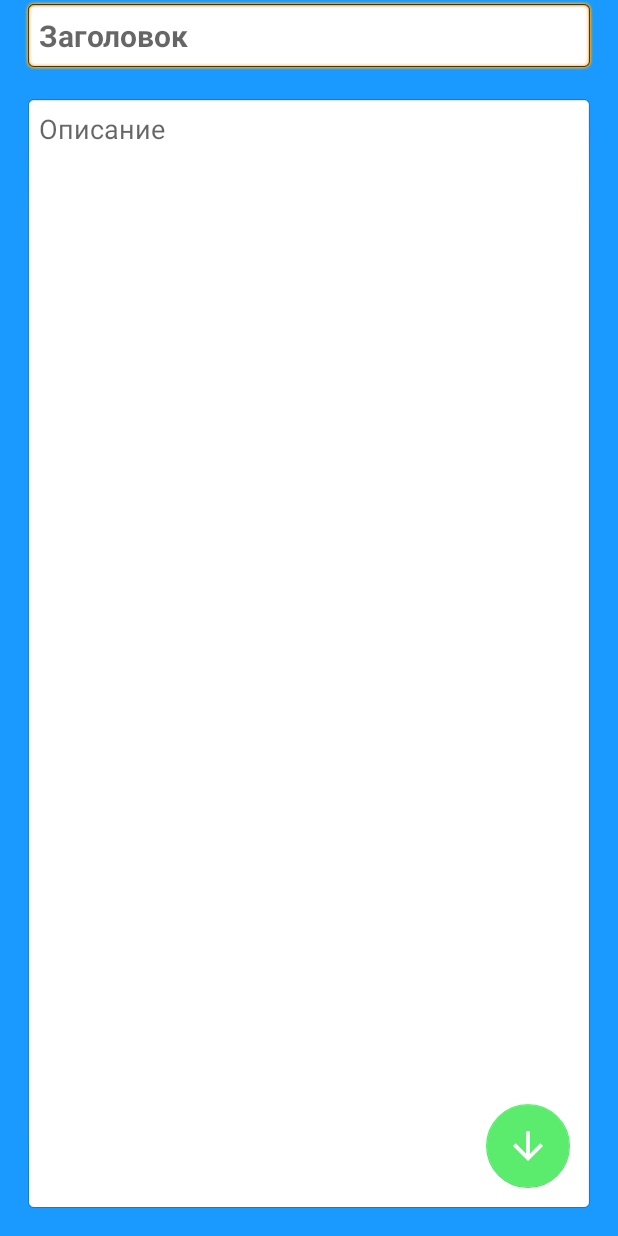
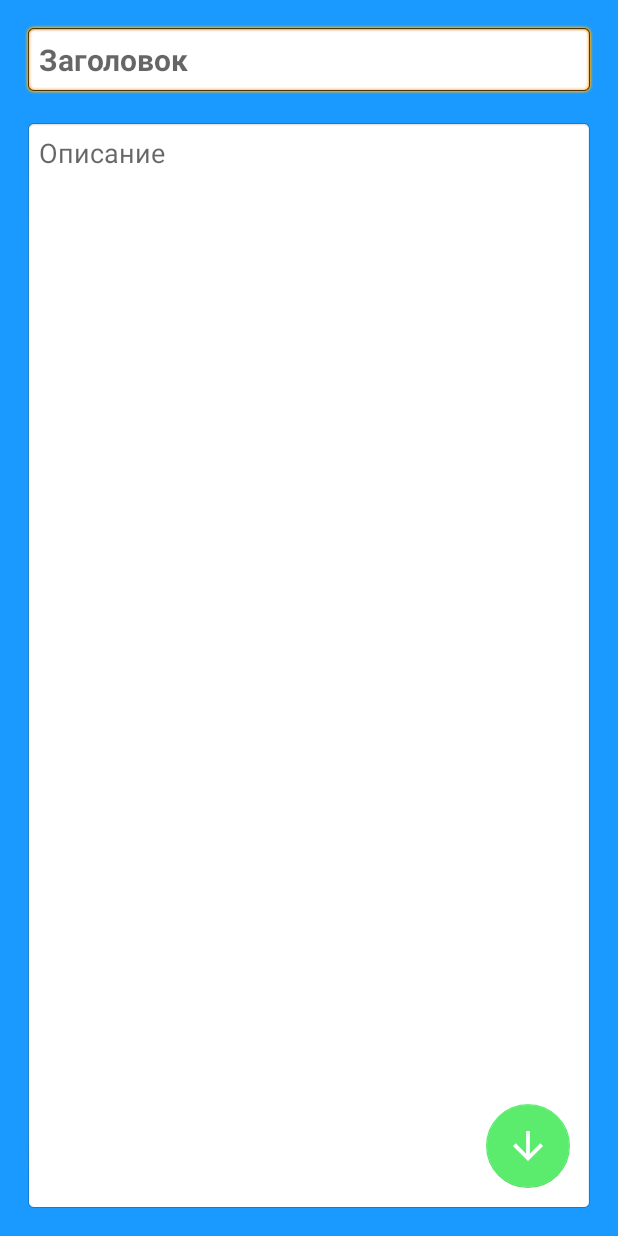
Before and after one commit to 13FANG/ShahNotes, an Android app: the screen it shows after launch (EditActivity), after a tap on an icon or button, on a phone screen of 412 x 824 dp. Run offline under Robolectric (Android 15) with nearby library versions, the phone set to English and light mode, and no system bars.

Commit message:
Версия 2

```diff
--- a/app/src/main/java/com/bob/shahnotes/EditActivity.kt
+++ b/app/src/main/java/com/bob/shahnotes/EditActivity.kt
@@ -6,18 +6,19 @@ import android.icu.text.CaseMap.Title
 import androidx.appcompat.app.AppCompatActivity
 import android.os.Bundle
 import android.view.View
+import androidx.recyclerview.widget.RecyclerView
 import com.bob.shahnotes.databinding.EditActivityBinding
 import com.bob.shahnotes.db.MyDbManager
+import com.bob.shahnotes.db.MyIntentConstants
 
 class EditActivity : AppCompatActivity() {
     lateinit var bindingClass : EditActivityBinding
     val myDbManager = MyDbManager(this)
-    val imageRequestCode = 10
-    var tempImageUri = "empty"
     override fun onCreate(savedInstanceState: Bundle?) {
         super.onCreate(savedInstanceState)
         bindingClass = EditActivityBinding.inflate(layoutInflater)
         setContentView(bindingClass.root)
+        getMyIntents()
     }
     override fun onActivityResult(requestCode: Int, resultCode: Int, data: Intent?) = with(bindingClass) {
         super.onActivityResult(requestCode, resultCode, data)
@@ -25,7 +26,6 @@ class EditActivity : AppCompatActivity() {
     override fun onResume() = with(bindingClass)  {
         super.onResume()
         myDbManager.openDb()
-        val dataList = myDbManager.readDbData()
     }
     override fun onDestroy() {
         super.onDestroy()
@@ -35,7 +35,15 @@ class EditActivity : AppCompatActivity() {
         val title = edTitle.text.toString()
         val desc = edDesc.text.toString()
         if (title != "" && desc != ""){
-            myDbManager.insertToDb(title, desc, tempImageUri)
+            myDbManager.insertToDb(title, desc)
+        }
+        finish()
+    }
+    fun getMyIntents() = with(bindingClass) {
+        val i = intent
+        if (i.getStringExtra(MyIntentConstants.I_TITLE_KEY) != null){
+            edTitle.setText(i.getStringExtra(MyIntentConstants.I_TITLE_KEY))
+            edDesc.setText(i.getStringExtra(MyIntentConstants.I_DESC_KEY))
         }
     }
 }
--- a/app/src/main/java/com/bob/shahnotes/MainActivity.kt
+++ b/app/src/main/java/com/bob/shahnotes/MainActivity.kt
@@ -5,13 +5,14 @@ import androidx.appcompat.app.AppCompatActivity
 import android.os.Bundle
 import android.view.View
 import androidx.recyclerview.widget.LinearLayoutManager
+import androidx.recyclerview.widget.RecyclerView.ViewHolder
 import com.bob.shahnotes.databinding.ActivityMainBinding
 import com.bob.shahnotes.db.MyAdapter
 import com.bob.shahnotes.db.MyDbManager
 
 class MainActivity : AppCompatActivity() {
     val myDbManager = MyDbManager(this)
-    val myAdapter = MyAdapter(ArrayList())
+    val myAdapter = MyAdapter(ArrayList(), this)
     lateinit var bindingClass : ActivityMainBinding
     override fun onCreate(savedInstanceState: Bundle?) {
         super.onCreate(savedInstanceState)
@@ -22,7 +23,6 @@ class MainActivity : AppCompatActivity() {
     override fun onResume() = with(bindingClass)  {
         super.onResume()
         myDbManager.openDb()
-        val dataList = myDbManager.readDbData()
         fillAdapter()
     }
     override fun onDestroy() {
@@ -35,9 +35,12 @@ class MainActivity : AppCompatActivity() {
     }
     fun init() = with(bindingClass) {
         rcView.layoutManager = LinearLayoutManager(this@MainActivity)
-        rcView.adapter=myAdapter
+        rcView.adapter = myAdapter
     }
     fun fillAdapter() = with(bindingClass) {
-        myAdapter.updateAdapter(myDbManager.readDbData())
+        val list = myDbManager.readDbData()
+        myAdapter.updateAdapter(list)
+        if (list.size>0){ tvNoElements.visibility = View.GONE}
+        else {tvNoElements.visibility = View.VISIBLE}
     }
 }
--- a/app/src/main/java/com/bob/shahnotes/db/MyDbManager.kt
+++ b/app/src/main/java/com/bob/shahnotes/db/MyDbManager.kt
@@ -11,7 +11,7 @@ class MyDbManager(context: Context) {
     fun openDb(){
         db = myDbHelper.writableDatabase
     }
-    fun insertToDb( title: String, content: String, uri: String){
+    fun insertToDb( title: String, content: String){
         val values = ContentValues().apply {
             put(MyDbNameClass.COLUMN_NAME_TITLE, title)
             put(MyDbNameClass.COLUMN_NAME_CONTENT, content)
@@ -19,12 +19,16 @@ class MyDbManager(context: Context) {
         db?.insert(MyDbNameClass.TABLE_NAME, null, values)
     }
     @SuppressLint("Range")
-    fun readDbData() : ArrayList<String>{
-        val dataList = ArrayList<String>()
+    fun readDbData() : ArrayList<ListItem>{
+        val dataList = ArrayList<ListItem>()
         val cursor = db?.query(MyDbNameClass.TABLE_NAME, null, null, null, null, null, null,)
         while(cursor?.moveToNext()!!){
-            val dataText = cursor.getString(cursor.getColumnIndex(MyDbNameClass.COLUMN_NAME_TITLE))
-            dataList.add(dataText.toString())
+            val dataTitle = cursor.getString(cursor.getColumnIndex(MyDbNameClass.COLUMN_NAME_TITLE))
+            val dataContent = cursor.getString(cursor.getColumnIndex(MyDbNameClass.COLUMN_NAME_CONTENT))
+            var item = ListItem()
+            item.title = dataTitle
+            item.desc = dataContent
+            dataList.add(item)
         }
         cursor.close()
         return dataList
--- /dev/null
+++ b/app/src/main/java/com/bob/shahnotes/db/MyIntentConstants.kt
@@ -0,0 +1,6 @@
+package com.bob.shahnotes.db
+
+object MyIntentConstants {
+    const val I_TITLE_KEY = "title_key"
+    const val I_DESC_KEY = "desc_key"
+}
--- a/app/src/main/res/layout/edit_activity.xml
+++ b/app/src/main/res/layout/edit_activity.xml
@@ -14,6 +14,7 @@
         android:layout_width="0dp"
         android:layout_height="wrap_content"
         android:layout_marginStart="16dp"
+        android:layout_marginTop="16dp"
         android:layout_marginEnd="16dp"
         android:background="@android:drawable/editbox_background"
         android:ems="10"
@@ -25,7 +26,7 @@
         app:layout_constraintEnd_toEndOf="parent"
         app:layout_constraintHorizontal_bias="0.0"
         app:layout_constraintStart_toStartOf="parent"
-        tools:layout_editor_absoluteY="16dp" />
+        app:layout_constraintTop_toTopOf="parent" />
 
     <EditText
         android:id="@+id/edDesc"
```
Also changed, not shown: app/src/main/java/com/bob/shahnotes/db/MyAdapter.kt (+23 -6 lines), app/src/main/res/layout/rc_item.xml (+25 -8 lines).
